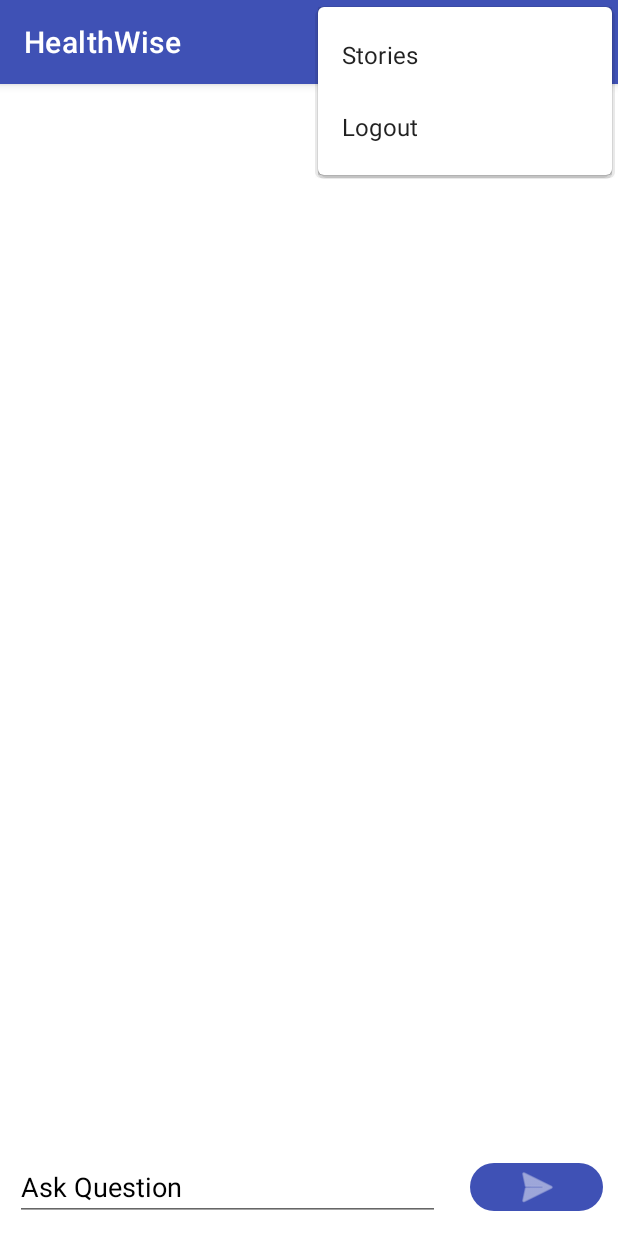
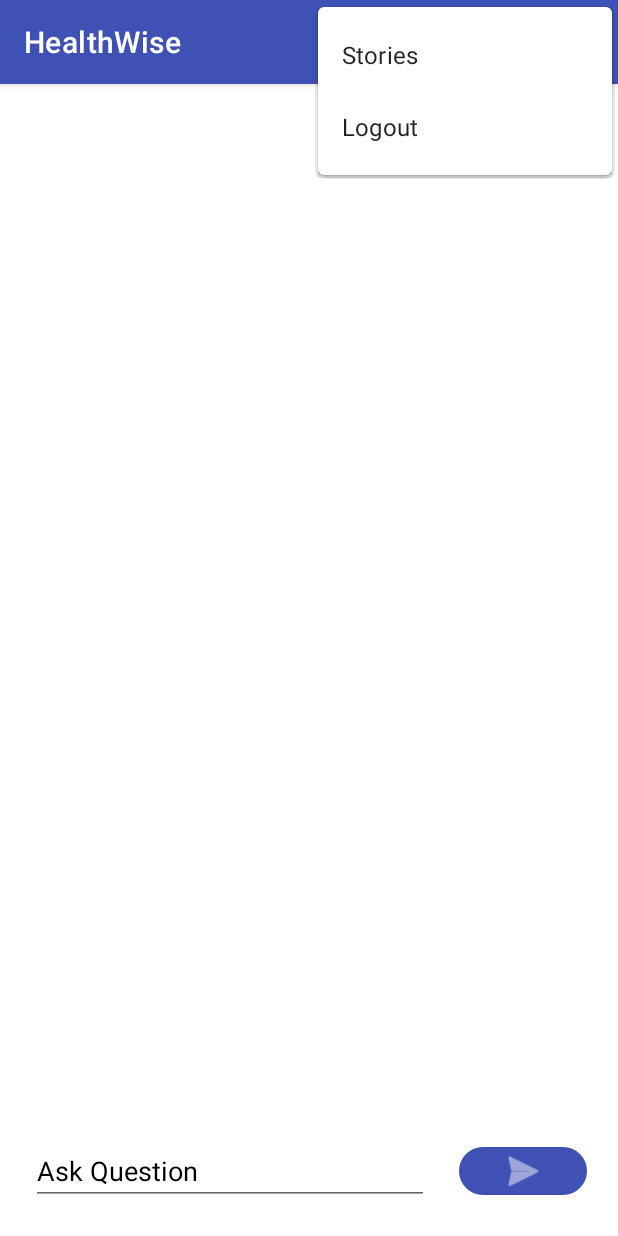
Before and after one commit to KenMusembi/HealthWise, an Android app: the screen it shows after launch once a user with an empty profile is signed in (MainActivity), with the options menu open, on a phone screen of 412 x 824 dp. Run offline under Robolectric (Android 15) with nearby library versions, the phone set to English and light mode, and no system bars; our stand-ins replace Firebase (no records; nobody signed in at launch, a user with empty details on screens opened directly).

Commit message:
chat ui changes

```diff
--- a/app/src/main/AndroidManifest.xml
+++ b/app/src/main/AndroidManifest.xml
@@ -29,7 +29,10 @@
             android:name=".LoginActivity"
             android:exported="false" />
         <activity android:name=".MainActivity"
-            android:exported="true">
+            android:exported="true"
+            android:windowSoftInputMode="adjustResize"
+            android:screenOrientation="portrait"
+            android:configChanges="orientation">
             <intent-filter>
                 <action android:name="android.intent.action.MAIN" />
 
--- a/app/src/main/res/layout/activity_chatbot.xml
+++ b/app/src/main/res/layout/activity_chatbot.xml
@@ -1,14 +1,9 @@
 <?xml version="1.0" encoding="utf-8"?>
 <RelativeLayout xmlns:android="http://schemas.android.com/apk/res/android"
-    android:layout_width="wrap_content"
-    android:layout_height="match_parent"
-    xmlns:app="http://schemas.android.com/apk/res-auto">
-
-    <LinearLayout
     android:layout_width="match_parent"
     android:layout_height="match_parent"
-        android:orientation="vertical">
-
+    android:orientation="vertical"
+    xmlns:app="http://schemas.android.com/apk/res-auto">
 
     <com.google.android.material.appbar.AppBarLayout
         app:layout_constraintStart_toStartOf="parent"
@@ -29,29 +24,32 @@
         </androidx.appcompat.widget.Toolbar>
     </com.google.android.material.appbar.AppBarLayout>
 
+
+
+
         <!--app:logo="@drawable/healthwise"-->
         <androidx.recyclerview.widget.RecyclerView
             android:id="@+id/idRVChats"
-
             android:padding="5dp"
-            android:layout_margin="1dp"
-
-
             android:layout_width="match_parent"
-            android:layout_height="match_parent"/>
+            android:layout_height="match_parent"
+            android:layout_marginTop="50dp"
+            android:layout_marginBottom="80dp"
+            android:layout_alignParentTop="true"
+            android:layout_alignParentEnd="true"
+            />
             <!-- android:layout_above="@id/idRLMsg" -->
-
-    </LinearLayout>
 
 
     <LinearLayout
+
+        android:layout_alignParentBottom="true"
         android:id="@+id/idRLMsg"
-        android:layout_width="match_parent"
+        android:layout_width="fill_parent"
         android:layout_height="wrap_content"
-        android:layout_alignParentBottom="true"
-
-        android:orientation="horizontal"
-        >
+        android:padding="5dp"
+        android:layout_margin="5dp"
+        android:orientation="horizontal">
 
         <EditText
 
@@ -78,9 +76,6 @@
             android:background="@drawable/roundcorner"
             android:src="@android:drawable/ic_menu_send"
             app:tint="@color/grey" />
-
-
-
     </LinearLayout>
 
 </RelativeLayout>
```
Lines whose indentation alone changed are shown as unchanged.
